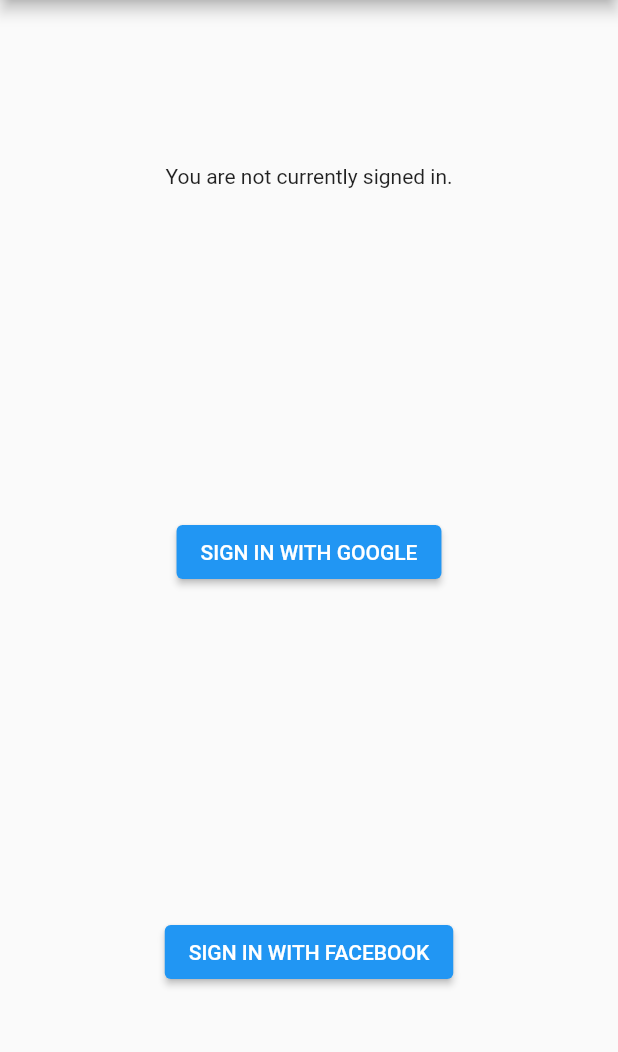
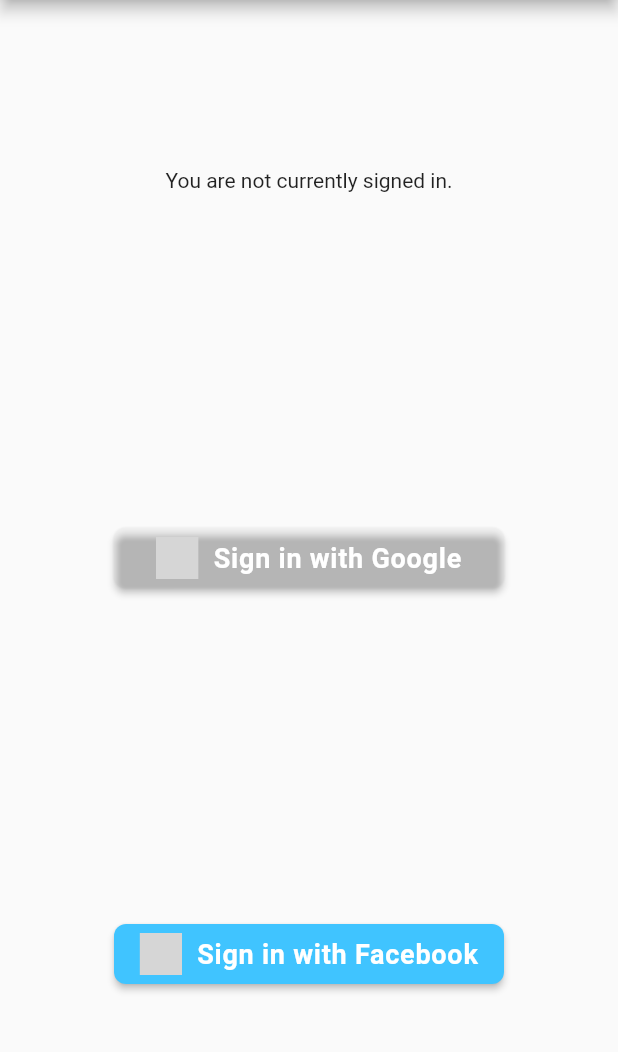
Before and after one commit to ashishkr16/Social-Media-Integration, a Flutter app: the screen it shows after launch, on a phone screen of 412 x 824 dp, the part 84-1136 px from its top. Run offline on Flutter 3.47's test engine with Material 2 defaults, Android fonts, the phone set to English and light mode, and no system bars; our stand-ins replace auth_buttons, google_sign_in; missing offline and left inert: flutter_facebook_auth; grey boxes are pictures that could not be loaded.

Commit message:
updated auth buttons

```diff
--- a/lib/main.dart
+++ b/lib/main.dart
@@ -1,6 +1,7 @@
 import 'package:flutter/material.dart';
 import 'package:google_sign_in/google_sign_in.dart';
 import 'package:flutter_facebook_auth/flutter_facebook_auth.dart';
+import 'package:auth_buttons/auth_buttons.dart';
 
 GoogleSignIn _googleSignIn = GoogleSignIn();
 
@@ -89,12 +90,15 @@
         mainAxisAlignment: MainAxisAlignment.spaceAround,
         children: <Widget>[
           const Text("You are not currently signed in."),
-          ElevatedButton(
-            child: const Text('SIGN IN WITH GOOGLE'),
+          GoogleAuthButton(
             onPressed: _handleSignIn,
+            darkMode: false,
+            style: AuthButtonStyle(
+              iconType: AuthIconType.secondary,
+              buttonColor: Colors.transparent,
+            ), // if true second example
           ),
-          ElevatedButton(
-            child: const Text('SIGN IN WITH FACEBOOK'),
+          FacebookAuthButton(
             onPressed: () async {
               FacebookAuth.instance.login(permissions: [
                 "public_profile",
@@ -108,6 +112,11 @@
                     })
                   });
             },
+            darkMode: false,
+            style: AuthButtonStyle(
+              iconType: AuthIconType.secondary,
+              buttonColor: Colors.lightBlueAccent,
+            ), // if true second example
           ),
         ],
       );
--- a/pubspec.yaml
+++ b/pubspec.yaml
@@ -32,6 +32,7 @@
   # The following adds the Cupertino Icons font to your application.
   # Use with the CupertinoIcons class for iOS style icons.
   cupertino_icons: ^1.0.2
+  auth_buttons: ^1.0.1+3
 
 dev_dependencies:
   flutter_test:
```
Also changed, not shown: pubspec.lock.
